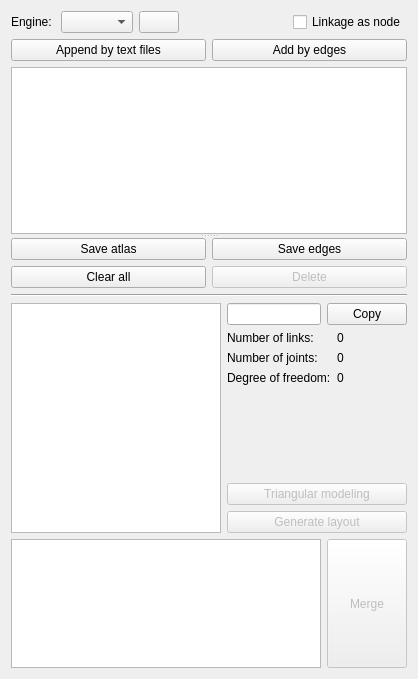
Old version of the form core/synthesis/NumberAndTypeSynthesis/Collections.ui in the repository KmolYuan/Pyslvs-UI.
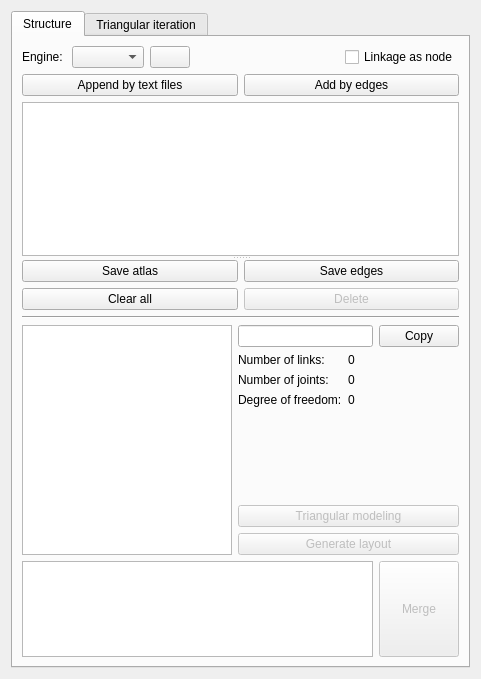
New version of the form. Icons and pictures are not drawn.

Commit message: Collections UI adjustment.

```diff
--- a/core/synthesis/NumberAndTypeSynthesis/Collections.ui
+++ b/core/synthesis/NumberAndTypeSynthesis/Collections.ui
@@ -6,7 +6,7 @@
    <rect>
     <x>0</x>
     <y>0</y>
-    <width>418</width>
+    <width>481</width>
     <height>679</height>
    </rect>
   </property>
@@ -17,6 +17,17 @@
    <iconset resource="../../../icons.qrc">
     <normaloff>:/icons/collections.png</normaloff>:/icons/collections.png</iconset>
   </property>
+  <layout class="QVBoxLayout" name="verticalLayout_5">
+   <item>
+    <widget class="QTabWidget" name="tabWidget">
+     <widget class="QWidget" name="structure">
+      <attribute name="icon">
+       <iconset resource="../../../icons.qrc">
+        <normaloff>:/icons/collection-structure.png</normaloff>:/icons/collection-structure.png</iconset>
+      </attribute>
+      <attribute name="title">
+       <string>Structure</string>
+      </attribute>
   <layout class="QVBoxLayout" name="verticalLayout_4">
    <item>
     <layout class="QHBoxLayout" name="horizontalLayout">
@@ -439,6 +450,19 @@
         </layout>
        </item>
       </layout>
+         </widget>
+        </widget>
+       </item>
+      </layout>
+     </widget>
+     <widget class="QWidget" name="triangular_iteration">
+      <attribute name="icon">
+       <iconset resource="../../../icons.qrc">
+        <normaloff>:/icons/collection-triangular-iteration.png</normaloff>:/icons/collection-triangular-iteration.png</iconset>
+      </attribute>
+      <attribute name="title">
+       <string>Triangular iteration</string>
+      </attribute>
      </widget>
     </widget>
    </item>
```
Left out of the diff: 2 changed lines with no effect on the pictures. Lines whose indentation alone changed are shown as unchanged. The commit also changes 9 other files.
